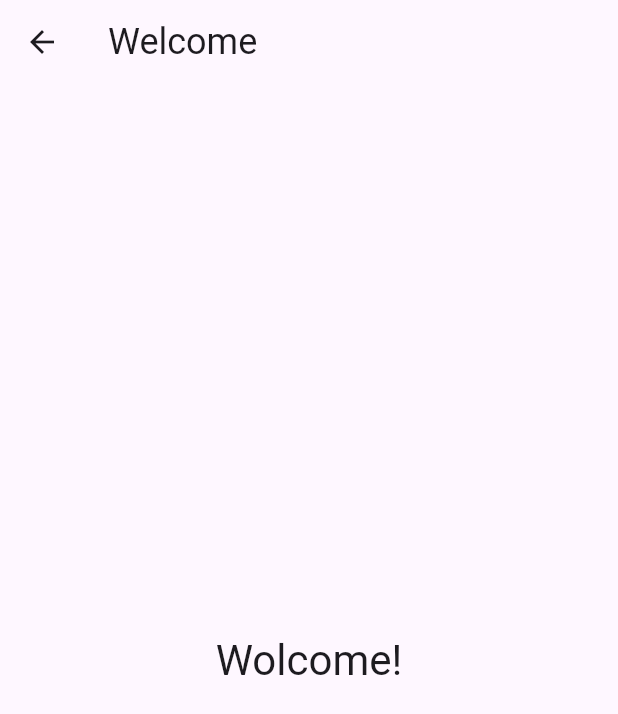
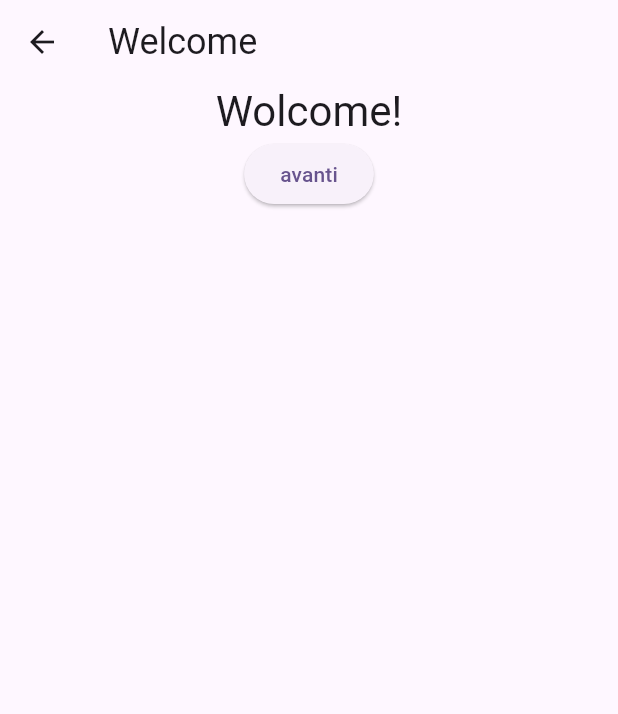
Before and after one commit to piriottu/news_app_flutter, a Flutter app: the WelcomePage screen opened directly, on a phone screen of 412 x 824 dp. Shown: the top 714 px of the screen. Run offline on Flutter 3.47's test engine with Material 2 defaults, Android fonts, the phone set to English and light mode, and no system bars; our stand-ins replace bloc, equatable, flutter_bloc.

Commit message:
created first navigation

```diff
--- a/lib/pages/welcome_page.dart
+++ b/lib/pages/welcome_page.dart
@@ -1,4 +1,5 @@
 import 'package:flutter/material.dart';
+import 'package:news_app_flutter/pages/second_page.dart';
 
 class WelcomePage extends StatelessWidget {
   const WelcomePage({super.key});
@@ -10,9 +11,18 @@ class WelcomePage extends StatelessWidget {
               Text('Welcome', style: Theme.of(context).textTheme.headlineSmall),
         ),
         body: Center(
-            child: Text(
-          'Wolcome!',
-          style: Theme.of(context).textTheme.headlineMedium,
-        )),
+            child: Column(children: [
+          Text(
+            'Wolcome!',
+            style: Theme.of(context).textTheme.headlineMedium,
+          ),
+          ElevatedButton(
+            onPressed: () {
+              Navigator.of(context).push(MaterialPageRoute(
+                  builder: (_) => const SecondPage(name: 'Nicola!')));
+            },
+            child: const Text('avanti'),
+          )
+        ])),
       );
 }
```
Also changed, not shown: lib/pages/second_page.dart (added, +27 -0 lines).
